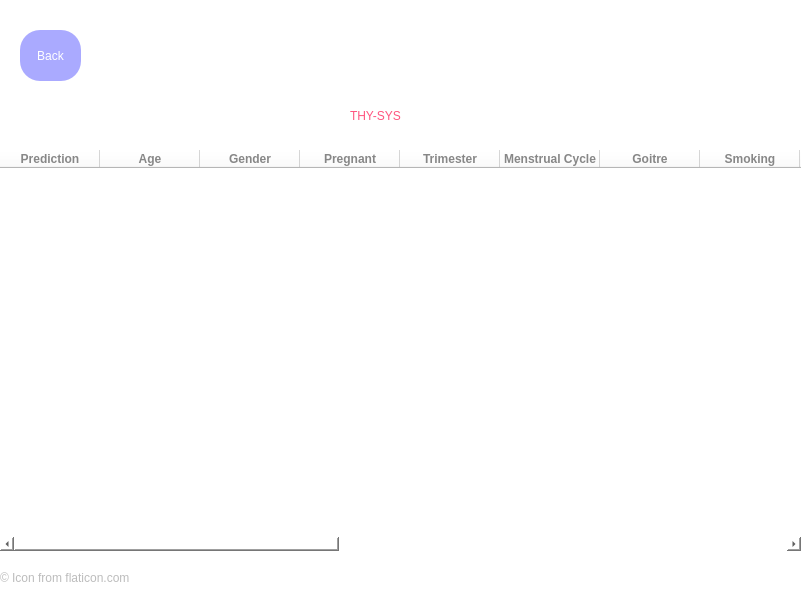
Above: thysys_results.ui from EuphoriaForever/thysys before the change. Below: the same form after it.
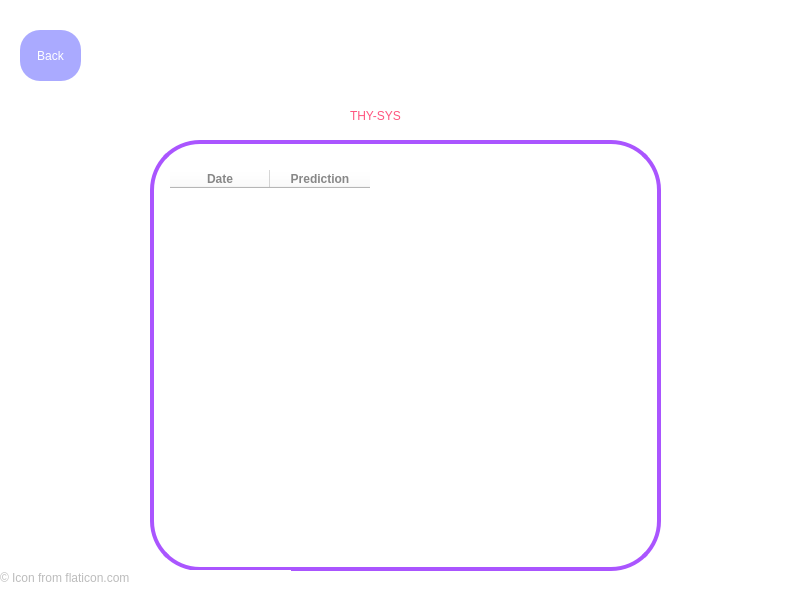
That is the form after the change. Icons and pictures are not drawn.

Commit message: refining result list UI

```diff
--- a/thysys_results.ui
+++ b/thysys_results.ui
@@ -71,137 +71,6 @@
     <bool>true</bool>
    </property>
   </widget>
-  <widget class="QTableWidget" name="tableWidget">
-   <property name="geometry">
-    <rect>
-     <x>0</x>
-     <y>150</y>
-     <width>801</width>
-     <height>401</height>
-    </rect>
-   </property>
-   <property name="font">
-    <font>
-     <family>arial</family>
-     <pointsize>12</pointsize>
-     <weight>75</weight>
-     <italic>false</italic>
-     <bold>true</bold>
-    </font>
-   </property>
-   <property name="styleSheet">
-    <string notr="true">color: rgb(135, 135, 135);
-font-family: arial;
-font-weight: bold;</string>
-   </property>
-   <property name="frameShape">
-    <enum>QFrame::NoFrame</enum>
-   </property>
-   <property name="frameShadow">
-    <enum>QFrame::Raised</enum>
-   </property>
-   <property name="editTriggers">
-    <set>QAbstractItemView::NoEditTriggers</set>
-   </property>
-   <property name="gridStyle">
-    <enum>Qt::DotLine</enum>
-   </property>
-   <column>
-    <property name="text">
-     <string>Prediction</string>
-    </property>
-   </column>
-   <column>
-    <property name="text">
-     <string>Age</string>
-    </property>
-   </column>
-   <column>
-    <property name="text">
-     <string>Gender</string>
-    </property>
-   </column>
-   <column>
-    <property name="text">
-     <string>Pregnant</string>
-    </property>
-   </column>
-   <column>
-    <property name="text">
-     <string>Trimester</string>
-    </property>
-   </column>
-   <column>
-    <property name="text">
-     <string>Menstrual Cycle</string>
-    </property>
-   </column>
-   <column>
-    <property name="text">
-     <string>Goitre</string>
-    </property>
-   </column>
-   <column>
-    <property name="text">
-     <string>Smoking</string>
-    </property>
-   </column>
-   <column>
-    <property name="text">
-     <string>Family History</string>
-    </property>
-   </column>
-   <column>
-    <property name="text">
-     <string>Constipation</string>
-    </property>
-   </column>
-   <column>
-    <property name="text">
-     <string>Diarrhea</string>
-    </property>
-   </column>
-   <column>
-    <property name="text">
-     <string>Amount of Sleep</string>
-    </property>
-   </column>
-   <column>
-    <property name="text">
-     <string>Nervousness</string>
-    </property>
-   </column>
-   <column>
-    <property name="text">
-     <string>Tiredness</string>
-    </property>
-   </column>
-   <column>
-    <property name="text">
-     <string>Hairloss</string>
-    </property>
-   </column>
-   <column>
-    <property name="text">
-     <string>Weight</string>
-    </property>
-   </column>
-   <column>
-    <property name="text">
-     <string>Skin</string>
-    </property>
-   </column>
-   <column>
-    <property name="text">
-     <string>Heart Rate</string>
-    </property>
-   </column>
-   <column>
-    <property name="text">
-     <string>Temperature</string>
-    </property>
-   </column>
-  </widget>
   <widget class="QLabel" name="label_3">
    <property name="geometry">
     <rect>
@@ -218,6 +87,99 @@
     <string>© Icon from flaticon.com</string>
    </property>
   </widget>
+  <widget class="QWidget" name="widget" native="true">
+   <property name="geometry">
+    <rect>
+     <x>150</x>
+     <y>140</y>
+     <width>511</width>
+     <height>431</height>
+    </rect>
+   </property>
+   <property name="styleSheet">
+    <string notr="true">border: 4px solid rgb(170, 85, 255);
+border-radius: 50px;</string>
+   </property>
+   <widget class="QLabel" name="error">
+    <property name="geometry">
+     <rect>
+      <x>100</x>
+      <y>205</y>
+      <width>241</width>
+      <height>31</height>
+     </rect>
+    </property>
+    <property name="styleSheet">
+     <string notr="true">border: rgb(0, 0, 0);
+color: rgb(255, 0, 0);
+text-align:center;</string>
+    </property>
+    <property name="text">
+     <string/>
+    </property>
+   </widget>
+   <widget class="QTableWidget" name="tableWidget">
+    <property name="geometry">
+     <rect>
+      <x>20</x>
+      <y>30</y>
+      <width>481</width>
+      <height>371</height>
+     </rect>
+    </property>
+    <property name="font">
+     <font>
+      <family>arial</family>
+      <pointsize>12</pointsize>
+      <weight>75</weight>
+      <italic>false</italic>
+      <bold>true</bold>
+     </font>
+    </property>
+    <property name="styleSheet">
+     <string notr="true">color: rgb(135, 135, 135);
+font-family: arial;
+font-weight: bold;
+border:white;</string>
+    </property>
+    <property name="frameShape">
+     <enum>QFrame::NoFrame</enum>
+    </property>
+    <property name="frameShadow">
+     <enum>QFrame::Raised</enum>
+    </property>
+    <property name="sizeAdjustPolicy">
+     <enum>QAbstractScrollArea::AdjustToContents</enum>
+    </property>
+    <property name="editTriggers">
+     <set>QAbstractItemView::NoEditTriggers</set>
+    </property>
+    <property name="gridStyle">
+     <enum>Qt::DotLine</enum>
+    </property>
+    <attribute name="horizontalHeaderCascadingSectionResizes">
+     <bool>false</bool>
+    </attribute>
+    <attribute name="horizontalHeaderMinimumSectionSize">
+     <number>51</number>
+    </attribute>
+    <column>
+     <property name="text">
+      <string>Date</string>
+     </property>
+    </column>
+    <column>
+     <property name="text">
+      <string>Prediction</string>
+     </property>
+    </column>
+   </widget>
+  </widget>
+  <zorder>widget</zorder>
+  <zorder>Back</zorder>
+  <zorder>thysysName</zorder>
+  <zorder>icon</zorder>
+  <zorder>label_3</zorder>
  </widget>
  <resources/>
  <connections/>
```
The commit also changes 4 other files.
